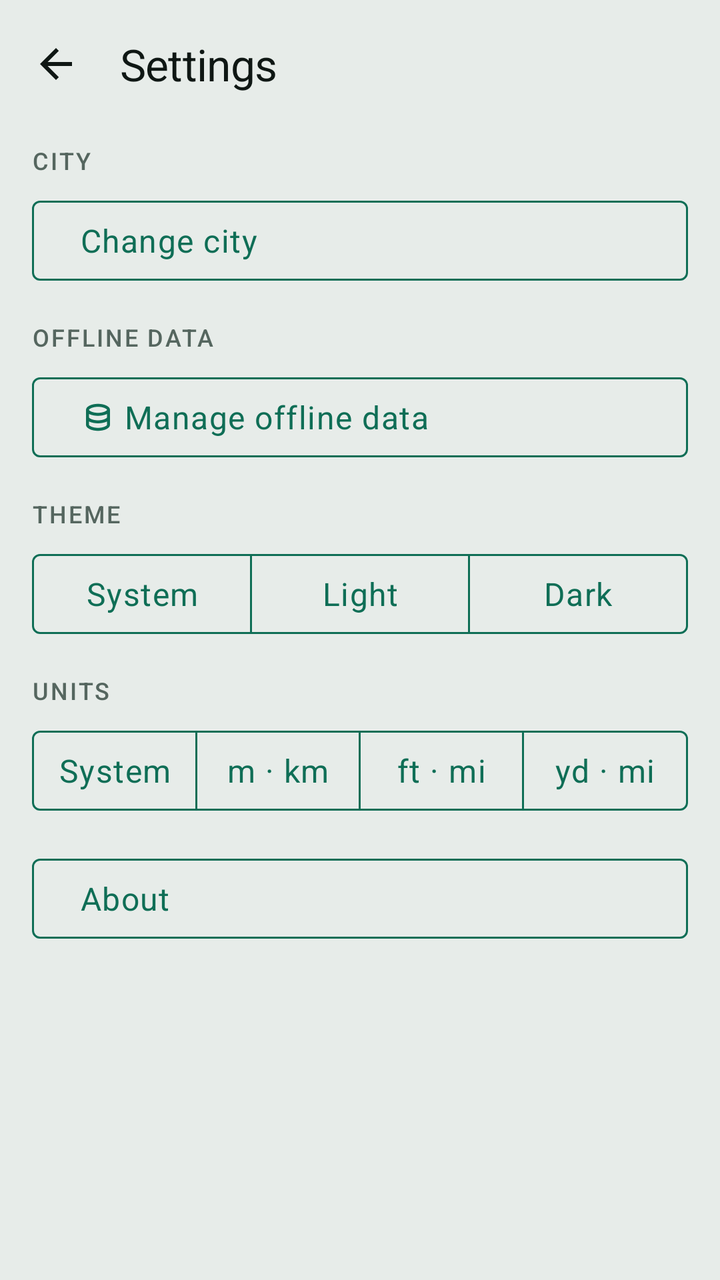
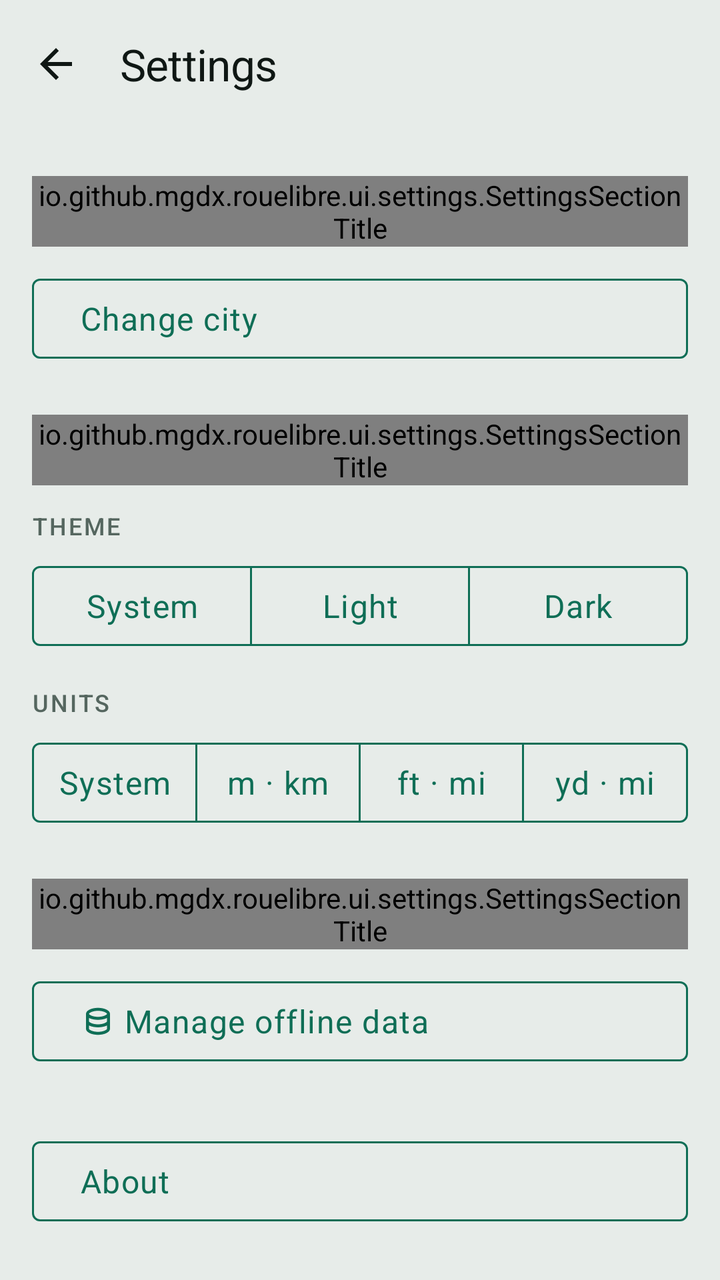

Compare the two renders of this Android layout. The source of the first and the diff that turns it into the second are given below.
<!-- AndroidManifest.xml: application theme Theme.RoueLibre -->
<!-- res/layout/fragment_settings.xml -->
<?xml version="1.0" encoding="utf-8"?>
<androidx.constraintlayout.widget.ConstraintLayout
    xmlns:android="http://schemas.android.com/apk/res/android"
    xmlns:app="http://schemas.android.com/apk/res-auto"
    android:layout_width="match_parent"
    android:layout_height="match_parent"
    android:fitsSystemWindows="true">

    <com.google.android.material.appbar.MaterialToolbar
        android:id="@+id/toolbar"
        android:layout_width="0dp"
        android:layout_height="wrap_content"
        app:layout_constraintEnd_toEndOf="parent"
        app:layout_constraintStart_toStartOf="parent"
        app:layout_constraintTop_toTopOf="parent"
        app:navigationIcon="@drawable/ic_back"
        app:title="@string/settings_title"
        app:titleTextAppearance="@style/TextAppearance.RoueLibre.Title" />

    <androidx.core.widget.NestedScrollView
        android:layout_width="0dp"
        android:layout_height="0dp"
        app:layout_constraintBottom_toBottomOf="parent"
        app:layout_constraintEnd_toEndOf="parent"
        app:layout_constraintStart_toStartOf="parent"
        app:layout_constraintTop_toBottomOf="@id/toolbar">

        <LinearLayout
            android:layout_width="match_parent"
            android:layout_height="wrap_content"
            android:orientation="vertical"
            android:paddingStart="@dimen/space_l"
            android:paddingTop="@dimen/space_s"
            android:paddingEnd="@dimen/space_l"
            android:paddingBottom="@dimen/space_xxl">

            
            <TextView
                android:layout_width="match_parent"
                android:layout_height="wrap_content"
                android:text="@string/city_title"
                android:textAppearance="@style/TextAppearance.RoueLibre.Label" />

            <com.google.android.material.button.MaterialButton
                android:id="@+id/open_city"
                style="@style/Widget.RoueLibre.Toggle"
                android:layout_width="match_parent"
                android:layout_height="wrap_content"
                android:minHeight="@dimen/touch_target_min"
                android:layout_marginTop="@dimen/space_s"
                android:gravity="start|center_vertical"
                android:text="@string/city_open" />

            
            <TextView
                android:layout_width="match_parent"
                android:layout_height="wrap_content"
                android:layout_marginTop="@dimen/space_l"
                android:text="@string/settings_data_title"
                android:textAppearance="@style/TextAppearance.RoueLibre.Label" />

            <com.google.android.material.button.MaterialButton
                android:id="@+id/open_storage"
                style="@style/Widget.RoueLibre.Toggle"
                android:layout_width="match_parent"
                android:layout_height="wrap_content"
                android:minHeight="@dimen/touch_target_min"
                android:layout_marginTop="@dimen/space_s"
                android:gravity="start|center_vertical"
                android:text="@string/storage_open"
                app:icon="@drawable/ic_storage" />

            
            <TextView
                android:layout_width="match_parent"
                android:layout_height="wrap_content"
                android:layout_marginTop="@dimen/space_l"
                android:text="@string/settings_theme_title"
                android:textAppearance="@style/TextAppearance.RoueLibre.Label" />

            <com.google.android.material.button.MaterialButtonToggleGroup
                android:id="@+id/theme"
                android:layout_width="match_parent"
                android:layout_height="wrap_content"
                android:layout_marginTop="@dimen/space_s"
                app:selectionRequired="true"
                app:singleSelection="true">

                <com.google.android.material.button.MaterialButton
                    android:id="@+id/theme_system"
                    style="@style/Widget.RoueLibre.Toggle"
                    android:layout_width="0dp"
                    android:layout_height="match_parent"
                    android:minHeight="@dimen/touch_target_min"
                    android:layout_weight="1"
                    android:text="@string/settings_theme_system" />

                <com.google.android.material.button.MaterialButton
                    android:id="@+id/theme_light"
                    style="@style/Widget.RoueLibre.Toggle"
                    android:layout_width="0dp"
                    android:layout_height="match_parent"
                    android:minHeight="@dimen/touch_target_min"
                    android:layout_weight="1"
                    android:text="@string/settings_theme_light" />

                <com.google.android.material.button.MaterialButton
                    android:id="@+id/theme_dark"
                    style="@style/Widget.RoueLibre.Toggle"
                    android:layout_width="0dp"
                    android:layout_height="match_parent"
                    android:minHeight="@dimen/touch_target_min"
                    android:layout_weight="1"
                    android:text="@string/settings_theme_dark" />
            </com.google.android.material.button.MaterialButtonToggleGroup>

            
            <TextView
                android:layout_width="match_parent"
                android:layout_height="wrap_content"
                android:layout_marginTop="@dimen/space_l"
                android:text="@string/settings_units_title"
                android:textAppearance="@style/TextAppearance.RoueLibre.Label" />

            <com.google.android.material.button.MaterialButtonToggleGroup
                android:id="@+id/units"
                android:layout_width="match_parent"
                android:layout_height="wrap_content"
                android:layout_marginTop="@dimen/space_s"
                android:contentDescription="@string/settings_units_description"
                app:selectionRequired="true"
                app:singleSelection="true">

                <com.google.android.material.button.MaterialButton
                    android:id="@+id/units_system"
                    style="@style/Widget.RoueLibre.Toggle"
                    android:layout_width="0dp"
                    android:layout_height="match_parent"
                    android:layout_weight="1"
                    android:contentDescription="@string/settings_units_system_description"
                    android:insetLeft="0dp"
                    android:insetRight="0dp"
                    android:minHeight="@dimen/touch_target_min"
                    android:minWidth="0dp"
                    android:paddingStart="@dimen/space_xs"
                    android:paddingEnd="@dimen/space_xs"
                    android:text="@string/settings_units_system" />

                <com.google.android.material.button.MaterialButton
                    android:id="@+id/units_metric"
                    style="@style/Widget.RoueLibre.Toggle"
                    android:layout_width="0dp"
                    android:layout_height="match_parent"
                    android:layout_weight="1"
                    android:contentDescription="@string/settings_units_metric_description"
                    android:insetLeft="0dp"
                    android:insetRight="0dp"
                    android:minHeight="@dimen/touch_target_min"
                    android:minWidth="0dp"
                    android:paddingStart="@dimen/space_xs"
                    android:paddingEnd="@dimen/space_xs"
                    android:text="@string/settings_units_metric" />

                <com.google.android.material.button.MaterialButton
                    android:id="@+id/units_us"
                    style="@style/Widget.RoueLibre.Toggle"
                    android:layout_width="0dp"
                    android:layout_height="match_parent"
                    android:layout_weight="1"
                    android:contentDescription="@string/settings_units_us_description"
                    android:insetLeft="0dp"
                    android:insetRight="0dp"
                    android:minHeight="@dimen/touch_target_min"
                    android:minWidth="0dp"
                    android:paddingStart="@dimen/space_xs"
                    android:paddingEnd="@dimen/space_xs"
                    android:text="@string/settings_units_us" />

                <com.google.android.material.button.MaterialButton
                    android:id="@+id/units_uk"
                    style="@style/Widget.RoueLibre.Toggle"
                    android:layout_width="0dp"
                    android:layout_height="match_parent"
                    android:layout_weight="1"
                    android:contentDescription="@string/settings_units_uk_description"
                    android:insetLeft="0dp"
                    android:insetRight="0dp"
                    android:minHeight="@dimen/touch_target_min"
                    android:minWidth="0dp"
                    android:paddingStart="@dimen/space_xs"
                    android:paddingEnd="@dimen/space_xs"
                    android:text="@string/settings_units_uk" />
            </com.google.android.material.button.MaterialButtonToggleGroup>

            <com.google.android.material.button.MaterialButton
                android:id="@+id/open_about"
                style="@style/Widget.RoueLibre.Toggle"
                android:layout_width="match_parent"
                android:layout_height="wrap_content"
                android:minHeight="@dimen/touch_target_min"
                android:layout_marginTop="@dimen/space_l"
                android:gravity="start|center_vertical"
                android:text="@string/about_open" />
        </LinearLayout>
    </androidx.core.widget.NestedScrollView>

</androidx.constraintlayout.widget.ConstraintLayout>
<!-- resources referenced by this layout -->
<resources>
  <dimen name="space_l">16dp</dimen>
  <dimen name="space_s">8dp</dimen>
  <dimen name="space_xs">4dp</dimen>
  <dimen name="space_xxl">32dp</dimen>
  <dimen name="touch_target_min">48dp</dimen>
  <string name="about_open">About</string>
  <string name="city_open">Change city</string>
  <string name="city_title">City</string>
  <string name="settings_data_title">Offline data</string>
  <string name="settings_theme_dark">Dark</string>
  <string name="settings_theme_light">Light</string>
  <string name="settings_theme_system">System</string>
  <string name="settings_theme_title">Theme</string>
  <string name="settings_title">Settings</string>
  <string name="settings_units_description">Units used for distances</string>
  <string name="settings_units_metric">m · km</string>
  <string name="settings_units_metric_description">Metres and kilometres</string>
  <string name="settings_units_system">System</string>
  <string name="settings_units_system_description">Follow the region the device is set to</string>
  <string name="settings_units_title">Units</string>
  <string name="settings_units_uk">yd · mi</string>
  <string name="settings_units_uk_description">Yards and miles</string>
  <string name="settings_units_us">ft · mi</string>
  <string name="settings_units_us_description">Feet and miles</string>
  <string name="storage_open">Manage offline data</string>
  <style name="TextAppearance.RoueLibre.Title" parent="TextAppearance.Material3.TitleLarge">
          <item name="android:fontFamily">@font/bricolage_semibold</item>
          <item name="android:textSize">@dimen/text_title</item>
          <item name="android:textColor">@color/ink</item>
          <item name="android:letterSpacing">-0.01</item>
      </style>
  <color name="ink">#0F1714</color>
  <dimen name="text_label">12sp</dimen>
  <color name="ink_soft">#55665F</color>
  <dimen name="text_title">22sp</dimen>
  <style name="TextAppearance.RoueLibre.Body" parent="TextAppearance.Material3.BodyLarge">
          <item name="android:fontFamily">@font/atkinson</item>
          <item name="android:textSize">@dimen/text_body</item>
          <item name="android:textColor">@color/ink</item>
      </style>
  <style name="ShapeAppearance.RoueLibre" parent="ShapeAppearance.Material3.Corner.None">
          <item name="cornerFamily">rounded</item>
          <item name="cornerSize">@dimen/radius</item>
      </style>
  <color name="signal">#0F6E56</color>
  <color name="surface">#F9FCFA</color>
  <color name="alert">#9C4A00</color>
  <color name="paper">#E7ECE9</color>
  <color name="outline">#C9D6CF</color>
  <color name="availability_low">#BCD6CC</color>
  <color name="surface_inverse">#0F1714</color>
  <color name="ink_inverse">#F9FCFA</color>
  <color name="signal_inverse">#3FB68F</color>
  <style name="Widget.RoueLibre.Button" parent="Widget.Material3.Button">
          <item name="shapeAppearance">@style/ShapeAppearance.RoueLibre</item>
          <item name="android:textAppearance">@style/TextAppearance.RoueLibre.Body</item>
      </style>
  <style name="Widget.RoueLibre.Text" parent="Widget.MaterialComponents.TextView">
          <item name="android:justificationMode">inter_word</item>
          <item name="android:hyphenationFrequency">normal</item>
      </style>
  <dimen name="text_body">16sp</dimen>
  <dimen name="radius">4dp</dimen>
  <dimen name="text_secondary">14sp</dimen>
  <!-- unchanged entries left out for length: 6 -->
</resources>

<!-- the commit's change to res/layout/fragment_settings.xml (unified diff, before → after) -->
@@ -25,56 +25,39 @@
         app:layout_constraintStart_toStartOf="parent"
         app:layout_constraintTop_toBottomOf="@id/toolbar">
 
+        
         <LinearLayout
             android:layout_width="match_parent"
             android:layout_height="wrap_content"
             android:orientation="vertical"
             android:paddingStart="@dimen/space_l"
-            android:paddingTop="@dimen/space_s"
             android:paddingEnd="@dimen/space_l"
             android:paddingBottom="@dimen/space_xxl">
 
             
-            <TextView
-                android:layout_width="match_parent"
-                android:layout_height="wrap_content"
-                android:text="@string/city_title"
-                android:textAppearance="@style/TextAppearance.RoueLibre.Label" />
+            <io.github.mgdx.rouelibre.ui.settings.SettingsSectionTitle
+                style="@style/Widget.RoueLibre.SettingsSection"
+                android:text="@string/settings_section_city" />
 
             <com.google.android.material.button.MaterialButton
                 android:id="@+id/open_city"
                 style="@style/Widget.RoueLibre.Toggle"
                 android:layout_width="match_parent"
                 android:layout_height="wrap_content"
+                android:layout_marginTop="@dimen/space_m"
+                android:gravity="start|center_vertical"
                 android:minHeight="@dimen/touch_target_min"
-                android:layout_marginTop="@dimen/space_s"
-                android:gravity="start|center_vertical"
                 android:text="@string/city_open" />
 
             
+            <io.github.mgdx.rouelibre.ui.settings.SettingsSectionTitle
+                style="@style/Widget.RoueLibre.SettingsSection"
+                android:text="@string/settings_section_display" />
+
             <TextView
                 android:layout_width="match_parent"
                 android:layout_height="wrap_content"
-                android:layout_marginTop="@dimen/space_l"
-                android:text="@string/settings_data_title"
-                android:textAppearance="@style/TextAppearance.RoueLibre.Label" />
-
-            <com.google.android.material.button.MaterialButton
-                android:id="@+id/open_storage"
-                style="@style/Widget.RoueLibre.Toggle"
-                android:layout_width="match_parent"
-                android:layout_height="wrap_content"
-                android:minHeight="@dimen/touch_target_min"
-                android:layout_marginTop="@dimen/space_s"
-                android:gravity="start|center_vertical"
-                android:text="@string/storage_open"
-                app:icon="@drawable/ic_storage" />
-
-            
-            <TextView
-                android:layout_width="match_parent"
-                android:layout_height="wrap_content"
-                android:layout_marginTop="@dimen/space_l"
+                android:layout_marginTop="@dimen/space_m"
                 android:text="@string/settings_theme_title"
                 android:textAppearance="@style/TextAppearance.RoueLibre.Label" />
 
@@ -91,8 +74,8 @@
                     style="@style/Widget.RoueLibre.Toggle"
                     android:layout_width="0dp"
                     android:layout_height="match_parent"
-                    android:minHeight="@dimen/touch_target_min"
-                    android:layout_weight="1"
+                    android:layout_weight="1"
+                    android:minHeight="@dimen/touch_target_min"
                     android:text="@string/settings_theme_system" />
 
                 <com.google.android.material.button.MaterialButton
@@ -100,8 +83,8 @@
                     style="@style/Widget.RoueLibre.Toggle"
                     android:layout_width="0dp"
                     android:layout_height="match_parent"
-                    android:minHeight="@dimen/touch_target_min"
-                    android:layout_weight="1"
+                    android:layout_weight="1"
+                    android:minHeight="@dimen/touch_target_min"
                     android:text="@string/settings_theme_light" />
 
                 <com.google.android.material.button.MaterialButton
@@ -109,8 +92,8 @@
                     style="@style/Widget.RoueLibre.Toggle"
                     android:layout_width="0dp"
                     android:layout_height="match_parent"
-                    android:minHeight="@dimen/touch_target_min"
-                    android:layout_weight="1"
+                    android:layout_weight="1"
+                    android:minHeight="@dimen/touch_target_min"
                     android:text="@string/settings_theme_dark" />
             </com.google.android.material.button.MaterialButtonToggleGroup>
 
@@ -192,14 +175,31 @@
                     android:text="@string/settings_units_uk" />
             </com.google.android.material.button.MaterialButtonToggleGroup>
 
+            
+            <io.github.mgdx.rouelibre.ui.settings.SettingsSectionTitle
+                style="@style/Widget.RoueLibre.SettingsSection"
+                android:text="@string/settings_section_data" />
+
+            <com.google.android.material.button.MaterialButton
+                android:id="@+id/open_storage"
+                style="@style/Widget.RoueLibre.Toggle"
+                android:layout_width="match_parent"
+                android:layout_height="wrap_content"
+                android:layout_marginTop="@dimen/space_m"
+                android:gravity="start|center_vertical"
+                android:minHeight="@dimen/touch_target_min"
+                android:text="@string/storage_open"
+                app:icon="@drawable/ic_storage" />
+
+            
             <com.google.android.material.button.MaterialButton
                 android:id="@+id/open_about"
                 style="@style/Widget.RoueLibre.Toggle"
                 android:layout_width="match_parent"
                 android:layout_height="wrap_content"
+                android:layout_marginTop="@dimen/space_xxl"
+                android:gravity="start|center_vertical"
                 android:minHeight="@dimen/touch_target_min"
-                android:layout_marginTop="@dimen/space_l"
-                android:gravity="start|center_vertical"
                 android:text="@string/about_open" />
         </LinearLayout>
     </androidx.core.widget.NestedScrollView>
<!-- resource entries referenced after the edit -->
@@ -1,14 +1,16 @@
 <!-- resources referenced by this layout -->
 <resources>
   <dimen name="space_l">16dp</dimen>
+  <dimen name="space_m">12dp</dimen>
   <dimen name="space_s">8dp</dimen>
   <dimen name="space_xs">4dp</dimen>
   <dimen name="space_xxl">32dp</dimen>
   <dimen name="touch_target_min">48dp</dimen>
   <string name="about_open">About</string>
   <string name="city_open">Change city</string>
-  <string name="city_title">City</string>
-  <string name="settings_data_title">Offline data</string>
+  <string name="settings_section_city">City</string>
+  <string name="settings_section_data">Offline data</string>
+  <string name="settings_section_display">Display</string>
   <string name="settings_theme_dark">Dark</string>
   <string name="settings_theme_light">Light</string>
   <string name="settings_theme_system">System</string>
@@ -30,6 +32,12 @@
           <item name="android:textSize">@dimen/text_title</item>
           <item name="android:textColor">@color/ink</item>
           <item name="android:letterSpacing">-0.01</item>
+      </style>
+  <style name="Widget.RoueLibre.SettingsSection" parent="Widget.RoueLibre.Text">
+          <item name="android:layout_width">match_parent</item>
+          <item name="android:layout_height">wrap_content</item>
+          <item name="android:layout_marginTop">@dimen/space_xl</item>
+          <item name="android:textAppearance">@style/TextAppearance.RoueLibre.Title</item>
       </style>
   <color name="ink">#0F1714</color>
   <dimen name="text_label">12sp</dimen>
@@ -61,6 +69,7 @@
           <item name="android:justificationMode">inter_word</item>
           <item name="android:hyphenationFrequency">normal</item>
       </style>
+  <dimen name="space_xl">24dp</dimen>
   <dimen name="text_body">16sp</dimen>
   <dimen name="radius">4dp</dimen>
   <dimen name="text_secondary">14sp</dimen>
